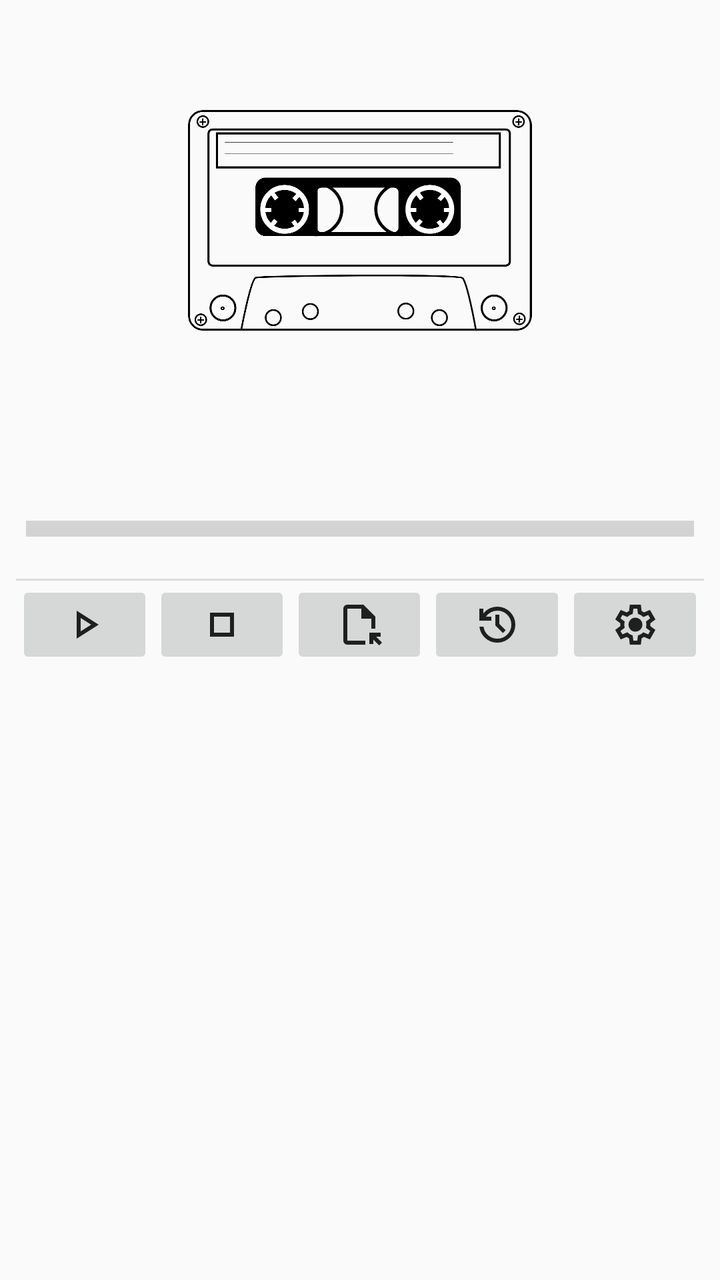
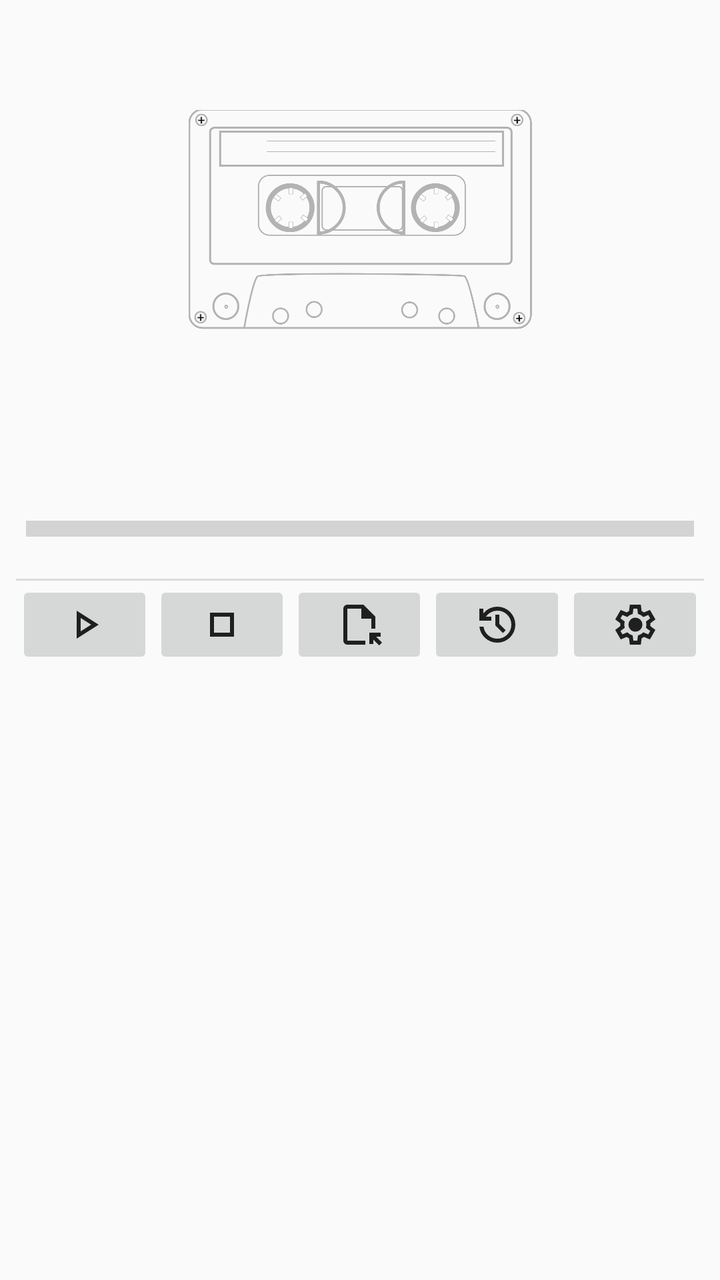

An Android layout rendered at two revisions. The XML below is the earlier revision; the diff shows what the commit changed to produce the second picture.
<!-- AndroidManifest.xml: application theme AppTheme -->
<!-- res/layout/activity_main.xml -->
<?xml version="1.0" encoding="utf-8"?>

<androidx.constraintlayout.widget.ConstraintLayout xmlns:android="http://schemas.android.com/apk/res/android"
    xmlns:app="http://schemas.android.com/apk/res-auto"
    xmlns:tools="http://schemas.android.com/tools"

    android:layout_width="match_parent"
    android:layout_height="match_parent"
    android:keepScreenOn="true"
    android:paddingHorizontal="8dp"
    tools:context=".MainActivity">

    <LinearLayout
        android:layout_width="match_parent"
        android:layout_height="match_parent"
        android:orientation="vertical">

        <FrameLayout
            android:layout_width="match_parent"
            android:layout_height="wrap_content">

            <LinearLayout
                android:layout_width="match_parent"
                android:layout_height="match_parent"
                android:orientation="vertical">

                <ImageView
                    android:id="@+id/imageView"
                    android:layout_width="wrap_content"
                    android:layout_height="wrap_content"
                    android:adjustViewBounds="true"
                    android:contentDescription="Cassette"
                    android:cropToPadding="false"
                    android:rotation="180"
                    android:scaleType="centerInside"
                    android:scaleX="0.5"
                    android:scaleY="0.5"
                    android:src="@drawable/tapecassette" />

                <TextView
                    android:id="@+id/tvTapeImageName"
                    android:layout_width="match_parent"
                    android:layout_height="wrap_content"
                    android:textAlignment="center" />

                <ProgressBar
                    android:id="@+id/pbProgress"
                    style="?android:attr/progressBarStyleHorizontal"
                    android:layout_width="match_parent"
                    android:layout_height="wrap_content"
                    android:layout_marginTop="4dp"
                    android:layout_marginBottom="4dp"
                    android:max="100"
                    android:minHeight="32dip"
                    android:padding="5dp"
                    android:progress="0"
                    android:scaleY="2" />

            </LinearLayout>

        </FrameLayout>

        <View
            android:id="@+id/divider5"
            android:layout_width="match_parent"
            android:layout_height="1dp"
            android:background="?android:attr/listDivider" />

        <LinearLayout
            android:layout_width="match_parent"
            android:layout_height="wrap_content"
            android:orientation="horizontal">

            <ImageButton
                android:id="@+id/btnPlay"
                android:layout_width="wrap_content"
                android:layout_height="wrap_content"
                android:layout_weight="1"
                android:contentDescription="Play"
                android:onClick="onPlay"
                android:src="@drawable/play_arrow_24dp_1f1f1f_fill0_wght400_grad0_opsz24" />

            <ImageButton
                android:id="@+id/btnStop"
                android:layout_width="wrap_content"
                android:layout_height="wrap_content"
                android:layout_weight="1"
                android:contentDescription="Stop"
                android:onClick="onStopPlaying"
                android:src="@drawable/stop_24dp_1f1f1f_fill0_wght400_grad0_opsz24" />

            <ImageButton
                android:id="@+id/btnBrowse"
                android:layout_width="wrap_content"
                android:layout_height="wrap_content"
                android:layout_weight="1"
                android:contentDescription="Browse"
                android:onClick="onBrowseTapeImage"
                android:src="@drawable/file_open_24dp_1f1f1f_fill0_wght400_grad0_opsz24" />

            <ImageButton
                android:id="@+id/btnRecent"
                android:layout_width="wrap_content"
                android:layout_height="wrap_content"
                android:layout_weight="1"
                android:contentDescription="Recent"
                android:onClick="onRecent"
                android:src="@drawable/history_24dp_1f1f1f_fill0_wght400_grad0_opsz24" />

            <ImageButton
                android:id="@+id/btnSettings"
                android:layout_width="wrap_content"
                android:layout_height="wrap_content"
                android:layout_weight="1"
                android:contentDescription="Settings"
                android:onClick="onSettings"
                android:src="@drawable/settings_24dp_1f1f1f_fill0_wght400_grad0_opsz24" />
        </LinearLayout>

    </LinearLayout>
</androidx.constraintlayout.widget.ConstraintLayout>
<!-- resources referenced by this layout -->
<resources>
  <!-- drawable file_open_24dp_1f1f1f_fill0_wght400_grad0_opsz24 (drawable) -->
  <vector xmlns:android="http://schemas.android.com/apk/res/android"
      android:width="24dp"
      android:height="24dp"
      android:viewportWidth="960"
      android:viewportHeight="960">
    <path
        android:pathData="M240,880q-33,0 -56.5,-23.5T160,800v-640q0,-33 23.5,-56.5T240,80h320l240,240v240h-80v-200L520,360v-200L240,160v640h360v80L240,880ZM878,895L760,777v89h-80v-226h226v80h-90l118,118 -56,57ZM240,800v-640,640Z"
        android:fillColor="#1f1f1f"/>
  </vector>
  <!-- drawable history_24dp_1f1f1f_fill0_wght400_grad0_opsz24 (drawable) -->
  <vector xmlns:android="http://schemas.android.com/apk/res/android"
      android:width="24dp"
      android:height="24dp"
      android:viewportWidth="960"
      android:viewportHeight="960">
    <path
        android:pathData="M480,840q-138,0 -240.5,-91.5T122,520h82q14,104 92.5,172T480,760q117,0 198.5,-81.5T760,480q0,-117 -81.5,-198.5T480,200q-69,0 -129,32t-101,88h110v80L120,400v-240h80v94q51,-64 124.5,-99T480,120q75,0 140.5,28.5t114,77q48.5,48.5 77,114T840,480q0,75 -28.5,140.5t-77,114q-48.5,48.5 -114,77T480,840ZM592,648L440,496v-216h80v184l128,128 -56,56Z"
        android:fillColor="#1f1f1f"/>
  </vector>
  <!-- drawable play_arrow_24dp_1f1f1f_fill0_wght400_grad0_opsz24 (drawable) -->
  <vector xmlns:android="http://schemas.android.com/apk/res/android"
      android:width="24dp"
      android:height="24dp"
      android:viewportWidth="960"
      android:viewportHeight="960">
    <path
        android:pathData="M320,760v-560l440,280 -440,280ZM400,480ZM400,614 L610,480 400,346v268Z"
        android:fillColor="#1f1f1f"/>
  </vector>
  <!-- drawable settings_24dp_1f1f1f_fill0_wght400_grad0_opsz24 (drawable) -->
  <vector xmlns:android="http://schemas.android.com/apk/res/android"
      android:width="24dp"
      android:height="24dp"
      android:viewportWidth="960"
      android:viewportHeight="960">
    <path
        android:pathData="m370,880 l-16,-128q-13,-5 -24.5,-12T307,725l-119,50L78,585l103,-78q-1,-7 -1,-13.5v-27q0,-6.5 1,-13.5L78,375l110,-190 119,50q11,-8 23,-15t24,-12l16,-128h220l16,128q13,5 24.5,12t22.5,15l119,-50 110,190 -103,78q1,7 1,13.5v27q0,6.5 -2,13.5l103,78 -110,190 -118,-50q-11,8 -23,15t-24,12L590,880L370,880ZM440,800h79l14,-106q31,-8 57.5,-23.5T639,633l99,41 39,-68 -86,-65q5,-14 7,-29.5t2,-31.5q0,-16 -2,-31.5t-7,-29.5l86,-65 -39,-68 -99,42q-22,-23 -48.5,-38.5T533,266l-13,-106h-79l-14,106q-31,8 -57.5,23.5T321,327l-99,-41 -39,68 86,64q-5,15 -7,30t-2,32q0,16 2,31t7,30l-86,65 39,68 99,-42q22,23 48.5,38.5T427,694l13,106ZM482,620q58,0 99,-41t41,-99q0,-58 -41,-99t-99,-41q-59,0 -99.5,41T342,480q0,58 40.5,99t99.5,41ZM480,480Z"
        android:fillColor="#1f1f1f"/>
  </vector>
  <!-- drawable stop_24dp_1f1f1f_fill0_wght400_grad0_opsz24 (drawable) -->
  <vector xmlns:android="http://schemas.android.com/apk/res/android"
      android:width="24dp"
      android:height="24dp"
      android:viewportWidth="960"
      android:viewportHeight="960">
    <path
        android:pathData="M320,320v320,-320ZM240,720v-480h480v480L240,720ZM320,640h320v-320L320,320v320Z"
        android:fillColor="#1f1f1f"/>
  </vector>
  <!-- drawable tapecassette: vector/xml drawable (drawable, 10297 chars, omitted) -->
  <style name="AppTheme" parent="android:Theme.Material.Light" />
</resources>

<!-- the commit's change to res/layout/activity_main.xml (unified diff, before → after) -->
@@ -25,17 +25,16 @@
                 android:orientation="vertical">
 
                 <ImageView
-                    android:id="@+id/imageView"
+                    android:id="@+id/ivCassette"
                     android:layout_width="wrap_content"
                     android:layout_height="wrap_content"
                     android:adjustViewBounds="true"
                     android:contentDescription="Cassette"
                     android:cropToPadding="false"
-                    android:rotation="180"
                     android:scaleType="centerInside"
                     android:scaleX="0.5"
                     android:scaleY="0.5"
-                    android:src="@drawable/tapecassette" />
+                    android:src="@drawable/tape_inactive" />
 
                 <TextView
                     android:id="@+id/tvTapeImageName"
@@ -61,7 +60,6 @@
         </FrameLayout>
 
         <View
-            android:id="@+id/divider5"
             android:layout_width="match_parent"
             android:layout_height="1dp"
             android:background="?android:attr/listDivider" />
<!-- resource entries referenced after the edit -->
@@ -50,7 +50,7 @@
         android:pathData="M320,320v320,-320ZM240,720v-480h480v480L240,720ZM320,640h320v-320L320,320v320Z"
         android:fillColor="#1f1f1f"/>
   </vector>
-  <!-- drawable tapecassette: vector/xml drawable (drawable, 10297 chars, omitted) -->
+  <!-- drawable tape_inactive: vector/xml drawable (drawable, 9622 chars, omitted) -->
   <style name="AppTheme" parent="android:Theme.Material.Light" />
 </resources>
 
